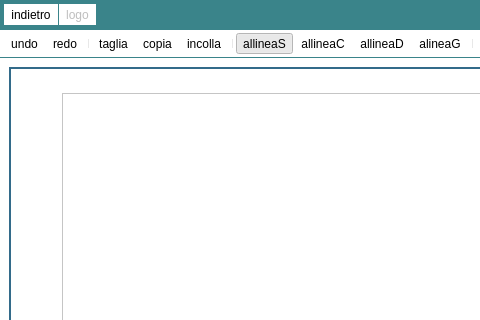
Qt form Client/editor.ui (MarcoFlo/Google-Drive) before a commit; both pictures show x 0 to 480 and y 0 to 320 of the 841 by 487 pixel window.
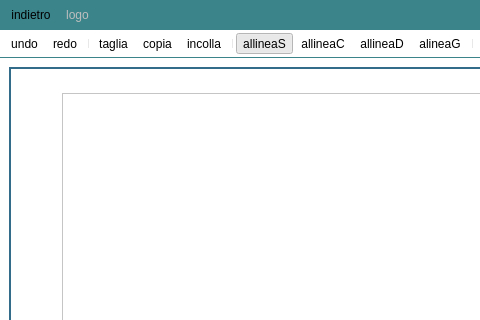
The same form after that commit. Icons and pictures are not drawn.

```diff
--- a/Client/editor.ui
+++ b/Client/editor.ui
@@ -170,20 +170,53 @@
    </layout>
   </widget>
   <widget class="QToolBar" name="toolBar">
+   <property name="sizePolicy">
+    <sizepolicy hsizetype="Preferred" vsizetype="Preferred">
+     <horstretch>0</horstretch>
+     <verstretch>0</verstretch>
+    </sizepolicy>
+   </property>
+   <property name="maximumSize">
+    <size>
+     <width>16777215</width>
+     <height>60</height>
+    </size>
+   </property>
    <property name="windowTitle">
     <string>toolBar</string>
    </property>
+   <property name="autoFillBackground">
+    <bool>false</bool>
+   </property>
    <property name="styleSheet">
     <string notr="true">QToolBar
 {
 	border: 1px solid #3a848a;
 	background-color:#3a848a;
 }
+QToolButton
+{
+	background-color:none;
+}
+QToolButton:hover
+{
+	background-color: none;
+	color: none;
+}
 </string>
    </property>
    <property name="movable">
     <bool>false</bool>
    </property>
+   <property name="iconSize">
+    <size>
+     <width>50</width>
+     <height>50</height>
+    </size>
+   </property>
+   <property name="floatable">
+    <bool>true</bool>
+   </property>
    <attribute name="toolBarArea">
     <enum>TopToolBarArea</enum>
    </attribute>
```
Left out of the diff: 38 changed lines with no effect on the pictures.
